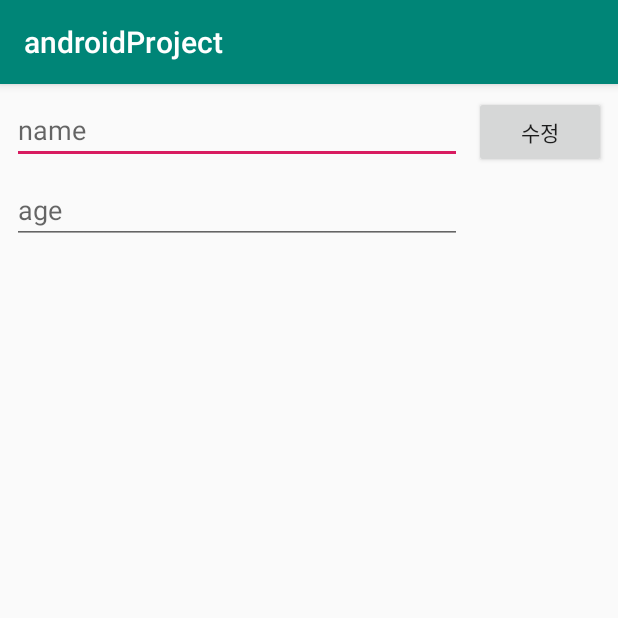
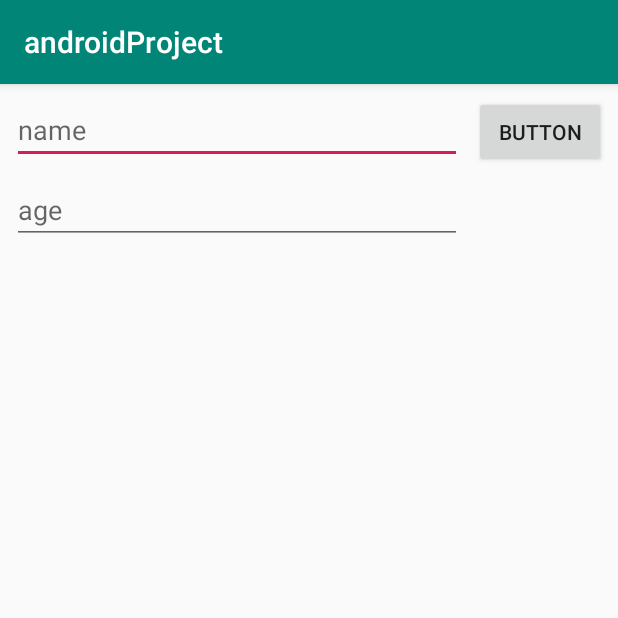
Before and after one commit to whale14/daelimProject, an Android app: the screen it shows after launch (MainActivity), on a phone screen of 412 x 824 dp, the top half of it. Run offline under Robolectric (Android 15) with nearby library versions, the phone set to English and light mode, and no system bars; our stand-ins replace Firebase (no records; nobody signed in at launch, a user with empty details on screens opened directly).

Commit message:
button으로 재수정

```diff
--- a/app/src/main/res/layout/activity_main.xml
+++ b/app/src/main/res/layout/activity_main.xml
@@ -29,7 +29,7 @@
         android:layout_marginTop="8dp"
         android:layout_marginEnd="8dp"
         android:layout_marginRight="8dp"
-        android:text="수정"
+        android:text="button"
         app:layout_constraintEnd_toEndOf="parent"
         app:layout_constraintTop_toTopOf="parent" />
 
```
